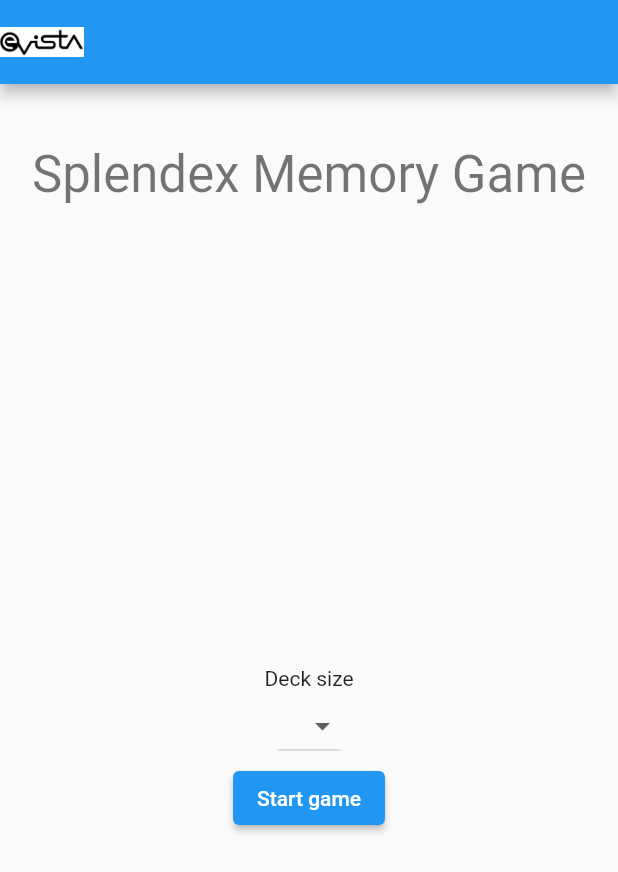
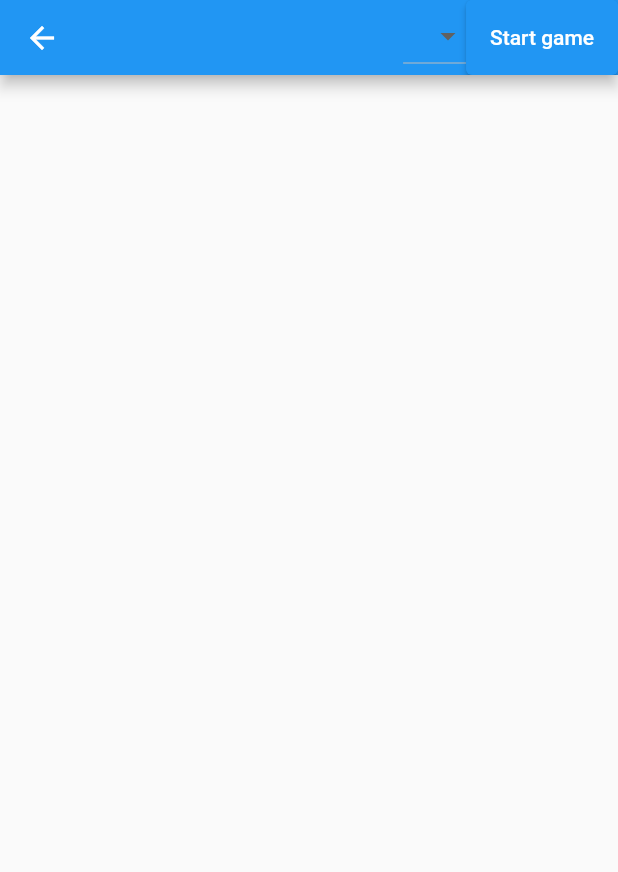
Before and after one commit to wixon1337/card-matching-game, a Flutter app: the screen it shows after launch, after a tap on "Start game", on a phone screen of 412 x 824 dp. Shown: the top 872 px of the screen. Run offline on Flutter 3.47's test engine with Material 2 defaults, Android fonts, the phone set to English and light mode, and no system bars.

Commit message:
Project level appbar created. Basic BoardScreen created, added to navigation.

```diff
--- /dev/null
+++ b/lib/components/my_appbar.dart
@@ -0,0 +1,33 @@
+import 'package:flutter/material.dart';
+
+class MyAppBar extends StatefulWidget implements PreferredSizeWidget {
+  const MyAppBar({super.key});
+
+  @override
+  State<MyAppBar> createState() => _MyAppBarState();
+
+  @override
+  Size get preferredSize => const Size.fromHeight(50.0);
+}
+
+class _MyAppBarState extends State<MyAppBar> {
+  int? _selectedSize;
+
+  @override
+  Widget build(BuildContext context) {
+    return AppBar(
+      actions: [
+        DropdownButton(
+          value: _selectedSize,
+          items: List.generate(8, (index) => DropdownMenuItem(value: index + 3, child: Text('${index + 3}'))).toList(),
+          onChanged: (value) {
+            setState(() {
+              _selectedSize = value;
+            });
+          },
+        ),
+        ElevatedButton(onPressed: () {}, child: const Text('Start game')),
+      ],
+    );
+  }
+}
--- a/lib/main.dart
+++ b/lib/main.dart
@@ -1,3 +1,4 @@
+import 'package:card_matching_game/screens/board_screen.dart';
 import 'package:card_matching_game/screens/home_screen.dart';
 import 'package:flutter/material.dart';
 
@@ -18,6 +19,7 @@ class MyApp extends StatelessWidget {
       home: const HomeScreen(),
       routes: {
         HomeScreen.routeName:(context) => const HomeScreen(),
+        BoardScreen.routeName:(context) => const BoardScreen(),
       },
     );
   }
--- /dev/null
+++ b/lib/screens/board_screen.dart
@@ -0,0 +1,21 @@
+import 'package:card_matching_game/components/my_appbar.dart';
+import 'package:flutter/material.dart';
+
+class BoardScreen extends StatefulWidget {
+  const BoardScreen({super.key});
+
+  static const routeName = '/board';
+
+  @override
+  State<BoardScreen> createState() => _BoardScreenState();
+}
+
+class _BoardScreenState extends State<BoardScreen> {
+  @override
+  Widget build(BuildContext context) {
+    return Scaffold(
+      appBar: const MyAppBar(),
+      body: Column(),
+    );
+  }
+}
--- a/lib/screens/home_screen.dart
+++ b/lib/screens/home_screen.dart
@@ -1,3 +1,4 @@
+import 'package:card_matching_game/screens/board_screen.dart';
 import 'package:flutter/material.dart';
 
 class HomeScreen extends StatefulWidget {
@@ -10,7 +11,7 @@ class HomeScreen extends StatefulWidget {
 }
 
 class _HomeScreenState extends State<HomeScreen> {
-  int? _selectedSize;
+  int _selectedSize = 5;
 
   @override
   Widget build(BuildContext context) {
@@ -34,15 +35,24 @@ class _HomeScreenState extends State<HomeScreen> {
                   const Text('Deck size'),
                   DropdownButton(
                     value: _selectedSize,
-                    items: List.generate(8, (index) => DropdownMenuItem(value: index + 3, child: Text('${index + 3}')))
-                        .toList(),
+                    items: List.generate(
+                      8,
+                      (index) => DropdownMenuItem(value: index + 3, child: Text('${(index + 3) * 2}')),
+                    ).toList(),
                     onChanged: (value) {
-                      setState(() {
-                        _selectedSize = value;
-                      });
+                      if (value != null) {
+                        setState(() {
+                          _selectedSize = value;
+                        });
+                      }
                     },
                   ),
-                  ElevatedButton(onPressed: () {}, child: const Text('Start game')),
+                  ElevatedButton(
+                    onPressed: () {
+                      Navigator.pushNamed(context, BoardScreen.routeName, arguments: _selectedSize);
+                    },
+                    child: const Text('Start game'),
+                  ),
                 ],
               ),
             ),
```
